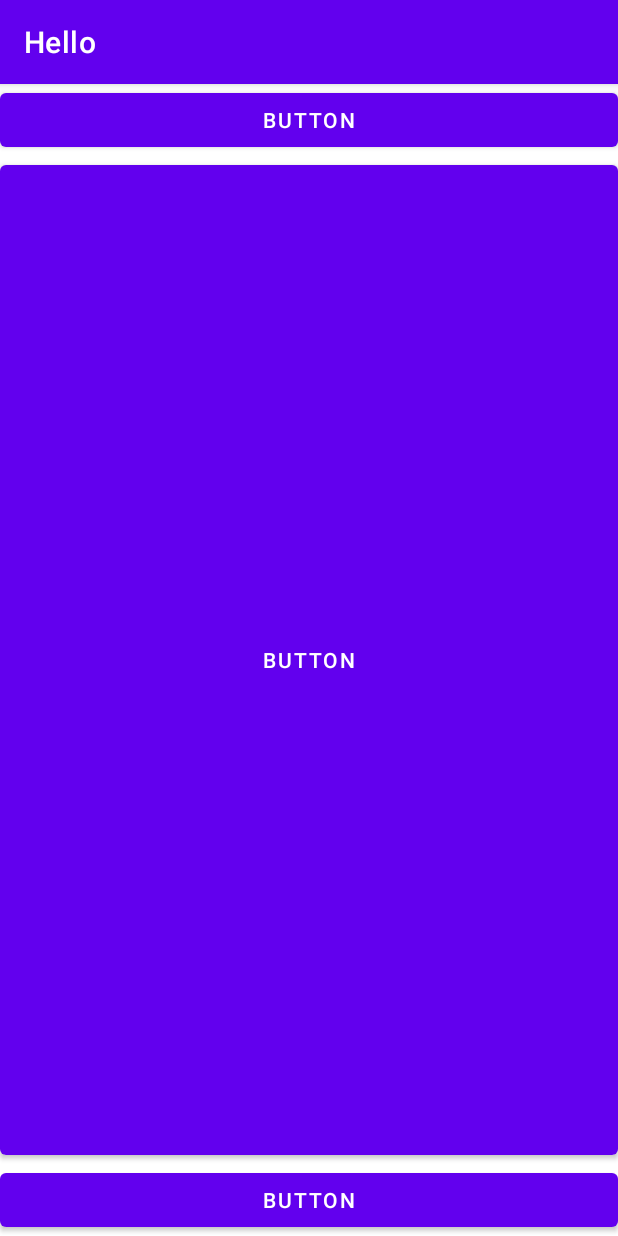
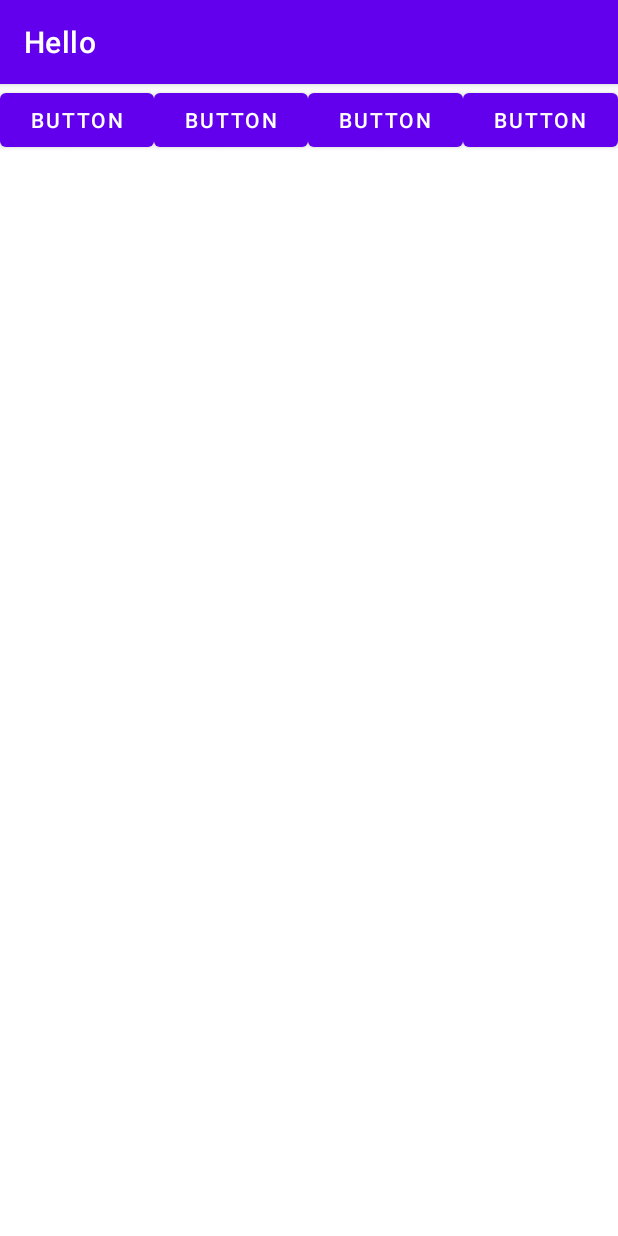
Before and after one commit to ilmntr/DoitAndroidStudio, an Android app: the screen it shows after launch (MainActivity), on a phone screen of 412 x 824 dp. Run offline under Robolectric (Android 15) with nearby library versions, the phone set to English and light mode, and no system bars.

Commit message:
delete all converted to LinearLayout made 4 buttons

```diff
--- a/app/src/main/res/layout/activity_main.xml
+++ b/app/src/main/res/layout/activity_main.xml
@@ -1,38 +1,36 @@
 <?xml version="1.0" encoding="utf-8"?>
-<androidx.constraintlayout.widget.ConstraintLayout xmlns:android="http://schemas.android.com/apk/res/android"
+<LinearLayout xmlns:android="http://schemas.android.com/apk/res/android"
     xmlns:app="http://schemas.android.com/apk/res-auto"
     xmlns:tools="http://schemas.android.com/tools"
     android:layout_width="match_parent"
     android:layout_height="match_parent"
-    tools:context=".MainActivity">
+    tools:context=".MainActivity" >
+
+    <Button
+        android:id="@+id/button"
+        android:layout_width="wrap_content"
+        android:layout_height="wrap_content"
+        android:layout_weight="1"
+        android:text="Button" />
+
+    <Button
+        android:id="@+id/button2"
+        android:layout_width="wrap_content"
+        android:layout_height="wrap_content"
+        android:layout_weight="1"
+        android:text="Button" />
 
     <Button
         android:id="@+id/button3"
-        android:layout_width="0dp"
+        android:layout_width="wrap_content"
         android:layout_height="wrap_content"
-        android:text="Button"
-        app:layout_constraintEnd_toEndOf="parent"
-        app:layout_constraintStart_toStartOf="parent"
-        app:layout_constraintTop_toTopOf="parent" />
+        android:layout_weight="1"
+        android:text="Button" />
 
     <Button
         android:id="@+id/button4"
-        android:layout_width="0dp"
+        android:layout_width="wrap_content"
         android:layout_height="wrap_content"
-        android:text="Button"
-        app:layout_constraintBottom_toBottomOf="parent"
-        app:layout_constraintEnd_toEndOf="parent"
-        app:layout_constraintStart_toStartOf="parent" />
-
-    <Button
-        android:id="@+id/button5"
-        android:layout_width="0dp"
-        android:layout_height="0dp"
-        android:text="Button"
-        app:layout_constraintBottom_toTopOf="@+id/button4"
-        app:layout_constraintEnd_toEndOf="parent"
-        app:layout_constraintHorizontal_bias="0.498"
-        app:layout_constraintStart_toStartOf="parent"
-        app:layout_constraintTop_toBottomOf="@+id/button3"
-        app:layout_constraintVertical_bias="0.0" />
-</androidx.constraintlayout.widget.ConstraintLayout>
+        android:layout_weight="1"
+        android:text="Button" />
+</LinearLayout>
```
